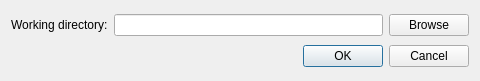
The window that rxDev/src/settings.ui (songxuchao/rxdeveloper-ros-pkg) describes before a commit, drawn with Qt 5.
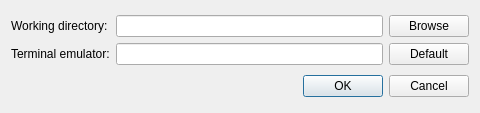
The same window after the commit. Icons and pictures are not drawn.

Diff of the .ui file:
```diff
--- a/rxDev/src/settings.ui
+++ b/rxDev/src/settings.ui
@@ -7,7 +7,7 @@
     <x>0</x>
     <y>0</y>
     <width>480</width>
-    <height>81</height>
+    <height>113</height>
    </rect>
   </property>
   <property name="windowTitle">
@@ -57,6 +57,23 @@
        </property>
       </widget>
      </item>
+     <item row="1" column="0">
+      <widget class="QLabel" name="label">
+       <property name="text">
+        <string>Terminal emulator:</string>
+       </property>
+      </widget>
+     </item>
+     <item row="1" column="1">
+      <widget class="QLineEdit" name="lineEdit_terminal"/>
+     </item>
+     <item row="1" column="2">
+      <widget class="QPushButton" name="pushButton_default">
+       <property name="text">
+        <string>Default</string>
+       </property>
+      </widget>
+     </item>
     </layout>
    </item>
   </layout>
```
